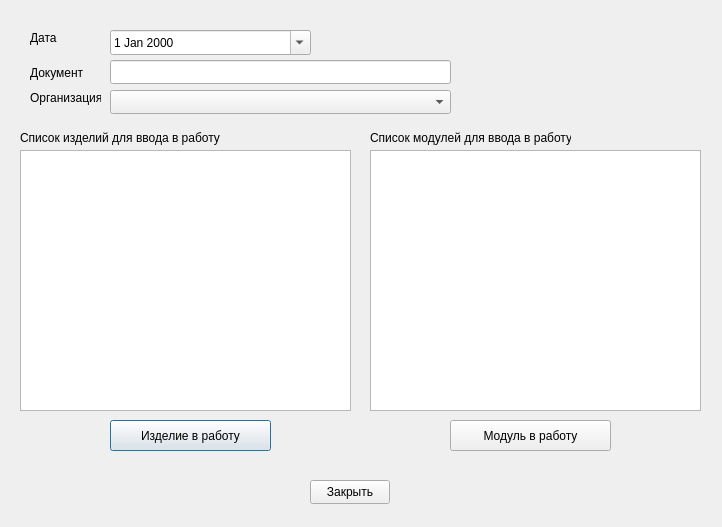
AlexeyScherbakov2021/Remont2, file Remont/startworkwindow.ui: the form before one commit.
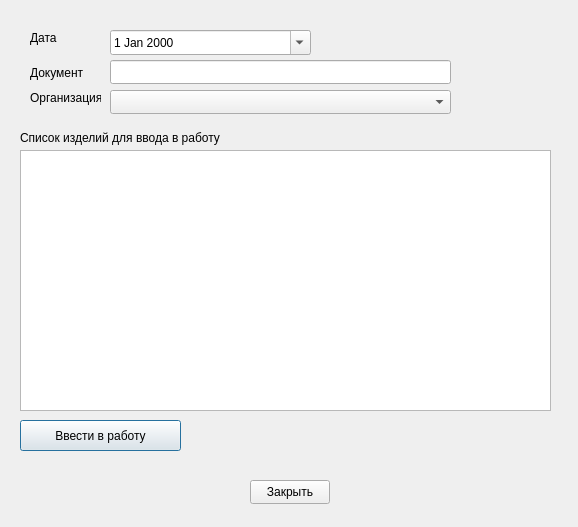
The form after the commit.

```diff
--- a/Remont/startworkwindow.ui
+++ b/Remont/startworkwindow.ui
@@ -6,7 +6,7 @@
    <rect>
     <x>0</x>
     <y>0</y>
-    <width>722</width>
+    <width>578</width>
     <height>527</height>
    </rect>
   </property>
@@ -83,7 +83,7 @@
     <rect>
      <x>20</x>
      <y>150</y>
-     <width>331</width>
+     <width>531</width>
      <height>261</height>
     </rect>
    </property>
@@ -97,20 +97,20 @@
   <widget class="QPushButton" name="pbProdToWork">
    <property name="geometry">
     <rect>
-     <x>110</x>
+     <x>20</x>
      <y>420</y>
      <width>161</width>
      <height>31</height>
     </rect>
    </property>
    <property name="text">
-    <string>Изделие в работу</string>
+    <string>Ввести в работу</string>
    </property>
   </widget>
   <widget class="QPushButton" name="pbClose">
    <property name="geometry">
     <rect>
-     <x>310</x>
+     <x>250</x>
      <y>480</y>
      <width>80</width>
      <height>24</height>
@@ -120,51 +120,6 @@
     <string>Закрыть</string>
    </property>
   </widget>
-  <widget class="QPushButton" name="pbModulToWork">
-   <property name="geometry">
-    <rect>
-     <x>450</x>
-     <y>420</y>
-     <width>161</width>
-     <height>31</height>
-    </rect>
-   </property>
-   <property name="text">
-    <string>Модуль в работу</string>
-   </property>
-  </widget>
-  <widget class="QListWidget" name="lwModul">
-   <property name="geometry">
-    <rect>
-     <x>370</x>
-     <y>150</y>
-     <width>331</width>
-     <height>261</height>
-    </rect>
-   </property>
-   <property name="alternatingRowColors">
-    <bool>false</bool>
-   </property>
-   <property name="selectionMode">
-    <enum>QAbstractItemView::SelectionMode::ExtendedSelection</enum>
-   </property>
-   <property name="viewMode">
-    <enum>QListView::ViewMode::ListMode</enum>
-   </property>
-  </widget>
-  <widget class="QLabel" name="label_4">
-   <property name="geometry">
-    <rect>
-     <x>370</x>
-     <y>130</y>
-     <width>201</width>
-     <height>16</height>
-    </rect>
-   </property>
-   <property name="text">
-    <string>Список модулей для ввода в работу</string>
-   </property>
-  </widget>
   <widget class="QComboBox" name="cbOrganization">
    <property name="geometry">
     <rect>
```
